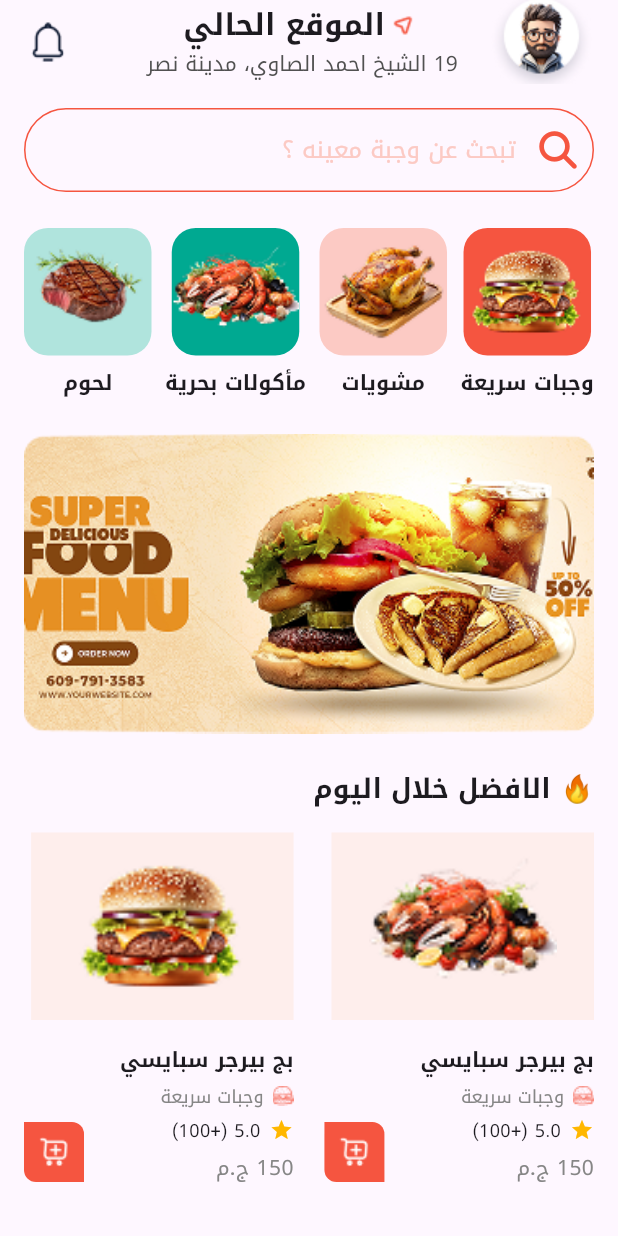
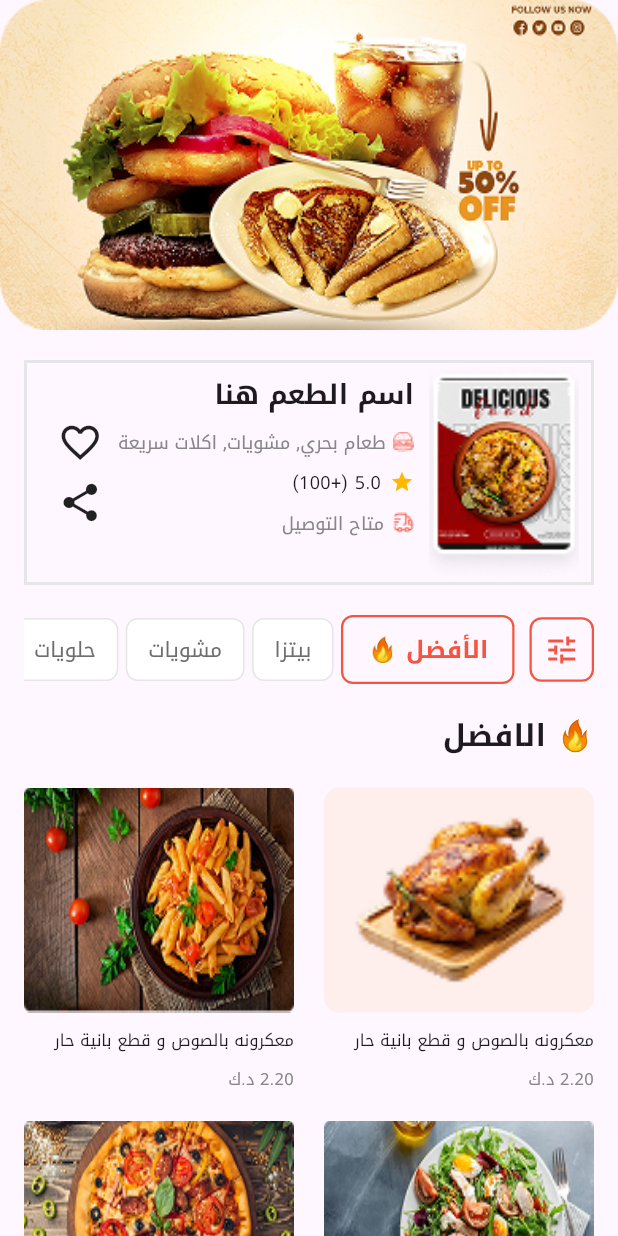
Before and after one commit to Zeiadd1310/Fast-Food-App, a Flutter app: the screen it shows after launch, on a phone screen of 412 x 824 dp. Run offline on Flutter 3.47's test engine with Material 3 defaults, Android fonts, the phone set to English and light mode, and no system bars; our stand-ins replace font_awesome_flutter, google_fonts.

Commit message:
best deals view

```diff
--- a/lib/main.dart
+++ b/lib/main.dart
@@ -1,4 +1,4 @@
-import 'package:depi/views/home_view.dart';
+import 'package:depi/views/best_deals_view.dart';
 import 'package:flutter/material.dart';
 import 'package:flutter_localizations/flutter_localizations.dart';
 
@@ -23,7 +23,7 @@ class FastFoodApp extends StatelessWidget {
         GlobalCupertinoLocalizations.delegate,
       ],
       theme: ThemeData(textTheme: GoogleFonts.notoKufiArabicTextTheme()),
-      home: const HomeView(),
+      home: const BestDealsView(),
     );
   }
 }
--- /dev/null
+++ b/lib/views/best_deals_view.dart
@@ -0,0 +1,313 @@
+import 'package:depi/views/widgets/custom_horizontal_container_widget.dart';
+import 'package:depi/views/widgets/custom_meal_card_widget.dart';
+import 'package:depi/views/widgets/custom_row_meal_widget.dart';
+import 'package:depi/views/widgets/custom_text_meal_widget.dart';
+import 'package:flutter/material.dart';
+
+class BestDealsView extends StatelessWidget {
+  const BestDealsView({super.key});
+
+  @override
+  Widget build(BuildContext context) {
+    return Material(
+      child: SingleChildScrollView(
+        child: Column(
+          crossAxisAlignment: CrossAxisAlignment.start,
+          children: [
+            Image.asset(
+              'assets/images/banner.png',
+              width: 500,
+              height: 220,
+              fit: BoxFit.fill,
+            ),
+            const SizedBox(height: 20),
+            Padding(
+              padding: const EdgeInsets.symmetric(horizontal: 16.0),
+              child: Column(
+                crossAxisAlignment: CrossAxisAlignment.start,
+                children: [
+                  Container(
+                    width: 380,
+                    height: 150,
+                    padding: const EdgeInsets.symmetric(horizontal: 8),
+                    decoration: BoxDecoration(
+                      border: Border.all(width: 2, color: Color(0xffE6E6E6)),
+                    ),
+                    child: Row(
+                      children: [
+                        Image.asset(
+                          'assets/images/pizza_order.png',
+                          fit: BoxFit.fitHeight,
+                          width: 100,
+                          height: 150,
+                        ),
+                        SizedBox(width: 10),
+                        Padding(
+                          padding: const EdgeInsets.symmetric(vertical: 8.0),
+                          child: Column(
+                            crossAxisAlignment: CrossAxisAlignment.start,
+                            children: [
+                              Text(
+                                'اسم الطعم هنا',
+                                style: TextStyle(
+                                  fontWeight: FontWeight.bold,
+                                  fontSize: 18,
+                                ),
+                              ),
+                              SizedBox(height: 10),
+                              Row(
+                                children: [
+                                  Image.asset('assets/images/burger_icon.png'),
+                                  SizedBox(width: 5),
+                                  Text(
+                                    'طعام بحري, مشويات, اكلات سريعة',
+                                    style: TextStyle(
+                                      fontSize: 12,
+                                      fontWeight: FontWeight.w400,
+                                      color: Color(0xff868686),
+                                    ),
+                                  ),
+                                ],
+                              ),
+                              SizedBox(height: 10),
+                              Row(
+                                children: [
+                                  Icon(
+                                    Icons.star,
+                                    color: Color(0xffFFB700),
+                                    size: 16,
+                                  ),
+                                  SizedBox(width: 6),
+                                  Text(
+                                    '5.0 (+100)',
+                                    style: TextStyle(
+                                      fontSize: 12,
+                                      fontWeight: FontWeight.w400,
+                                    ),
+                                  ),
+                                ],
+                              ),
+                              SizedBox(height: 10),
+                              Row(
+                                children: [
+                                  Image.asset('assets/images/truck-fast.png'),
+                                  SizedBox(width: 6),
+                                  Text(
+                                    'متاح التوصيل',
+                                    style: TextStyle(
+                                      fontSize: 12,
+                                      fontWeight: FontWeight.w400,
+                                      color: Color(0xff868686),
+                                    ),
+                                  ),
+                                ],
+                              ),
+                            ],
+                          ),
+                        ),
+                        SizedBox(width: 10),
+                        Column(
+                          mainAxisAlignment: MainAxisAlignment.center,
+                          children: [
+                            Icon(Icons.favorite_border_outlined, size: 30),
+                            SizedBox(height: 10),
+                            Icon(Icons.share, size: 30),
+                          ],
+                        ),
+                      ],
+                    ),
+                  ),
+                  const SizedBox(height: 20),
+                  SingleChildScrollView(
+                    scrollDirection: Axis.horizontal,
+                    child: Row(
+                      children: [
+                        Container(
+                          padding: const EdgeInsets.all(8),
+                          decoration: BoxDecoration(
+                            border: Border.all(
+                              color: Color(0xffF55540),
+                              width: 1.5,
+                            ),
+                            borderRadius: BorderRadius.circular(8),
+                          ),
+                          child: Icon(Icons.tune, color: Color(0xffF55540)),
+                        ),
+                        const SizedBox(width: 10),
+                        Container(
+                          padding: const EdgeInsets.symmetric(
+                            horizontal: 16,
+                            vertical: 10,
+                          ),
+                          decoration: BoxDecoration(
+                            borderRadius: BorderRadius.circular(8),
+                            border: Border.all(
+                              color: Color(0xffF55540),
+                              width: 1.5,
+                            ),
+                          ),
+                          child: Text(
+                            'الأفضل 🔥',
+                            style: TextStyle(
+                              color: Color(0xffF55540),
+                              fontWeight: FontWeight.bold,
+                              fontSize: 16,
+                            ),
+                          ),
+                        ),
+                        const SizedBox(width: 5),
+                        CustomHorizontalContainerWidget('بيتزا'),
+                        const SizedBox(width: 5),
+                        CustomHorizontalContainerWidget('مشويات'),
+                        const SizedBox(width: 5),
+                        CustomHorizontalContainerWidget('حلويات'),
+                        const SizedBox(width: 5),
+                        CustomHorizontalContainerWidget('مشروبات'),
+                      ],
+                    ),
+                  ),
+                  const SizedBox(height: 20),
+                  Text(
+                    '🔥 الافضل',
+                    textAlign: TextAlign.start,
+                    style: TextStyle(fontSize: 20, fontWeight: FontWeight.bold),
+                  ),
+                  const SizedBox(height: 20),
+                  Column(
+                    children: [
+                      Row(
+                        mainAxisAlignment: MainAxisAlignment.spaceBetween,
+                        children: [
+                          Column(
+                            crossAxisAlignment: CrossAxisAlignment.start,
+                            children: [
+                              CustomMealCardWidget(
+                                imagePath: AssetImage(
+                                  'assets/images/chicken.png',
+                                ),
+                                color: Color(0xffFEEEEC),
+                                width: 180,
+                                height: 150,
+                                borderRadius: 10,
+                              ),
+                              SizedBox(height: 10),
+                              Text(
+                                'معكرونه بالصوص و قطع بانية حار',
+                                style: TextStyle(
+                                  fontSize: 11,
+                                  fontWeight: FontWeight.w400,
+                                ),
+                              ),
+                              SizedBox(height: 10),
+                              Text(
+                                '2.20 د.ك',
+                                style: TextStyle(
+                                  fontSize: 11,
+                                  fontWeight: FontWeight.w400,
+                                  color: Color(0xff868686),
+                                ),
+                              ),
+                            ],
+                          ),
+                          CustomTextMealWidget(
+                            imagePath: AssetImage('assets/images/fries.png'),
+                          ),
+                        ],
+                      ),
+                      SizedBox(height: 20),
+                      Row(
+                        mainAxisAlignment: MainAxisAlignment.spaceBetween,
+                        children: [
+                          CustomTextMealWidget(
+                            imagePath: AssetImage('assets/images/eggs.png'),
+                          ),
+                          CustomTextMealWidget(
+                            imagePath: AssetImage('assets/images/pizza.png'),
+                          ),
+                        ],
+                      ),
+                    ],
+                  ),
+                  SizedBox(height: 30),
+                  Text(
+                    '🍕 بيتزا',
+                    style: TextStyle(fontSize: 20, fontWeight: FontWeight.bold),
+                  ),
+                  SizedBox(height: 30),
+                  CustomRowMealWidget(),
+                  SizedBox(height: 20),
+                  Divider(),
+                  SizedBox(height: 20),
+                  CustomRowMealWidget(),
+                  SizedBox(height: 20),
+                  Divider(),
+                  SizedBox(height: 20),
+                  CustomRowMealWidget(),
+                  SizedBox(height: 30),
+                  Container(
+                    width: double.infinity,
+                    height: 60,
+                    decoration: BoxDecoration(
+                      borderRadius: BorderRadius.circular(8),
+                      color: Color(0xffF55540),
+                    ),
+                    child: Padding(
+                      padding: const EdgeInsets.symmetric(horizontal: 12.0),
+                      child: Row(
+                        mainAxisAlignment: MainAxisAlignment.spaceBetween,
+                        children: [
+                          Row(
+                            children: [
+                              Container(
+                                width: 40,
+                                height: 40,
+                                decoration: BoxDecoration(
+                                  borderRadius: BorderRadius.circular(4),
+                                  color: Color.fromARGB(255, 255, 172, 161),
+                                ),
+                                child: Padding(
+                                  padding: const EdgeInsets.all(4.0),
+                                  child: Text(
+                                    '0',
+                                    textAlign: TextAlign.center,
+                                    style: TextStyle(
+                                      fontWeight: FontWeight.bold,
+                                      fontSize: 24,
+                                      color: Colors.white,
+                                    ),
+                                  ),
+                                ),
+                              ),
+                              SizedBox(width: 12),
+                              Text(
+                                'الاطلاع على السلة',
+                                style: TextStyle(
+                                  fontSize: 18,
+                                  fontWeight: FontWeight.bold,
+                                  color: Colors.white,
+                                ),
+                              ),
+                            ],
+                          ),
+                          Text(
+                            '0.00 ج.م',
+                            style: TextStyle(
+                              fontSize: 18,
+                              fontWeight: FontWeight.bold,
+                              color: Colors.white,
+                            ),
+                          ),
+                        ],
+                      ),
+                    ),
+                  ),
+                  SizedBox(height: 30),
+                ],
+              ),
+            ),
+          ],
+        ),
+      ),
+    );
+  }
+}
--- /dev/null
+++ b/lib/views/widgets/custom_horizontal_container_widget.dart
@@ -0,0 +1,16 @@
+import 'package:flutter/material.dart';
+
+Widget CustomHorizontalContainerWidget(String label) {
+  return Container(
+    padding: const EdgeInsets.symmetric(horizontal: 14, vertical: 10),
+    decoration: BoxDecoration(
+      color: Colors.white,
+      borderRadius: BorderRadius.circular(8),
+      border: Border.all(color: Color(0xffE6E6E6)),
+    ),
+    child: Text(
+      label,
+      style: const TextStyle(fontSize: 14, color: Color(0xff6D6D6D)),
+    ),
+  );
+}
--- /dev/null
+++ b/lib/views/widgets/custom_row_meal_widget.dart
@@ -0,0 +1,43 @@
+import 'package:flutter/material.dart';
+
+class CustomRowMealWidget extends StatelessWidget {
+  const CustomRowMealWidget({super.key});
+
+  @override
+  Widget build(BuildContext context) {
+    return Row(
+      children: [
+        Image.asset(
+          'assets/images/spaghetti.png',
+          width: 120,
+          height: 120,
+          fit: BoxFit.fill,
+        ),
+        SizedBox(width: 10),
+        Expanded(
+          child: Column(
+            crossAxisAlignment: CrossAxisAlignment.start,
+            children: [
+              Text(
+                'معكرونه بالصوص و قطع بانية حار',
+                style: TextStyle(fontSize: 16, fontWeight: FontWeight.w400),
+              ),
+              SizedBox(height: 10),
+              Text(
+                'هناك حقيقة مثبتة منذ زمن طويل وهي أن المحتوى المقروء لصفحة ما سيلهي القارئ عن التركيز على الشكل الخارجي للنص أو شكل توضع الفقرات في الصفحة التي يقرأها.',
+                maxLines: 4,
+                overflow: TextOverflow.ellipsis,
+                style: TextStyle(fontSize: 11, fontWeight: FontWeight.w400),
+              ),
+              SizedBox(height: 10),
+              Text(
+                '2.20 د.ك',
+                style: TextStyle(fontSize: 14, fontWeight: FontWeight.w600),
+              ),
+            ],
+          ),
+        ),
+      ],
+    );
+  }
+}
--- /dev/null
+++ b/lib/views/widgets/custom_text_meal_widget.dart
@@ -0,0 +1,36 @@
+import 'package:flutter/material.dart';
+
+class CustomTextMealWidget extends StatelessWidget {
+  const CustomTextMealWidget({super.key, required this.imagePath});
+
+  final AssetImage imagePath;
+
+  @override
+  Widget build(BuildContext context) {
+    return Column(
+      crossAxisAlignment: CrossAxisAlignment.start,
+      children: [
+        Image.asset(
+          imagePath.assetName,
+          width: 180,
+          height: 150,
+          fit: BoxFit.fill,
+        ),
+        SizedBox(height: 10),
+        Text(
+          'معكرونه بالصوص و قطع بانية حار',
+          style: TextStyle(fontSize: 11, fontWeight: FontWeight.w400),
+        ),
+        SizedBox(height: 10),
+        Text(
+          '2.20 د.ك',
+          style: TextStyle(
+            fontSize: 11,
+            fontWeight: FontWeight.w400,
+            color: Color(0xff868686),
+          ),
+        ),
+      ],
+    );
+  }
+}
--- /dev/null
+++ b/lib/views/widgets/divider.dart
@@ -0,0 +1,14 @@
+import 'package:flutter/material.dart';
+
+class Divider extends StatelessWidget {
+  const Divider({super.key});
+
+  @override
+  Widget build(BuildContext context) {
+    return Container(
+      width: double.infinity,
+      height: 1,
+      color: Color(0xffE4E4E4),
+    );
+  }
+}
```
Also changed, not shown: assets/images/banner.png (added), assets/images/eggs.png (added), assets/images/fries.png (added), assets/images/pizza.png (added), assets/images/pizza_order.png (added), assets/images/spaghetti.png (added), assets/images/truck-fast.png (added).
